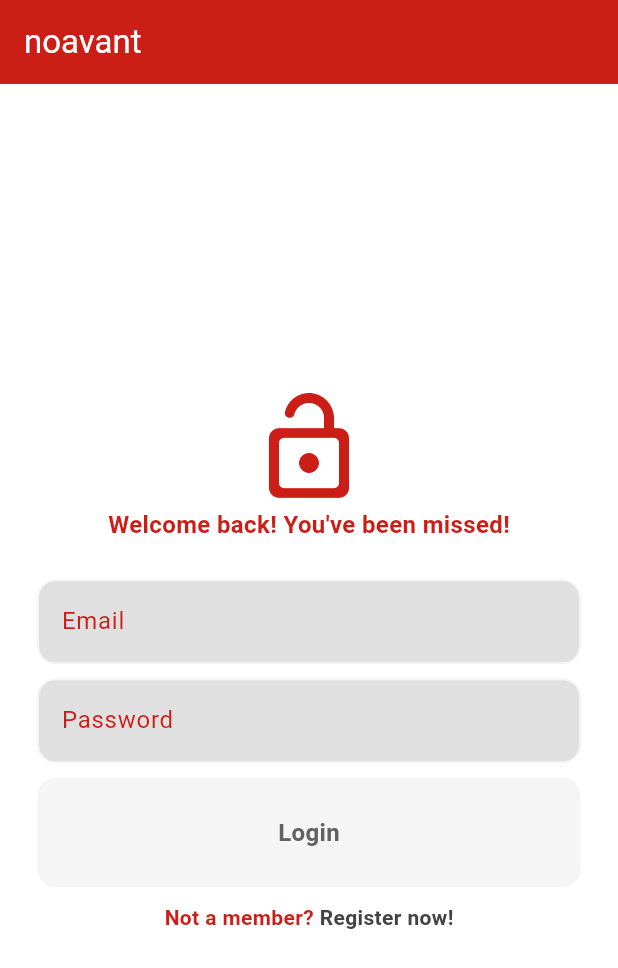
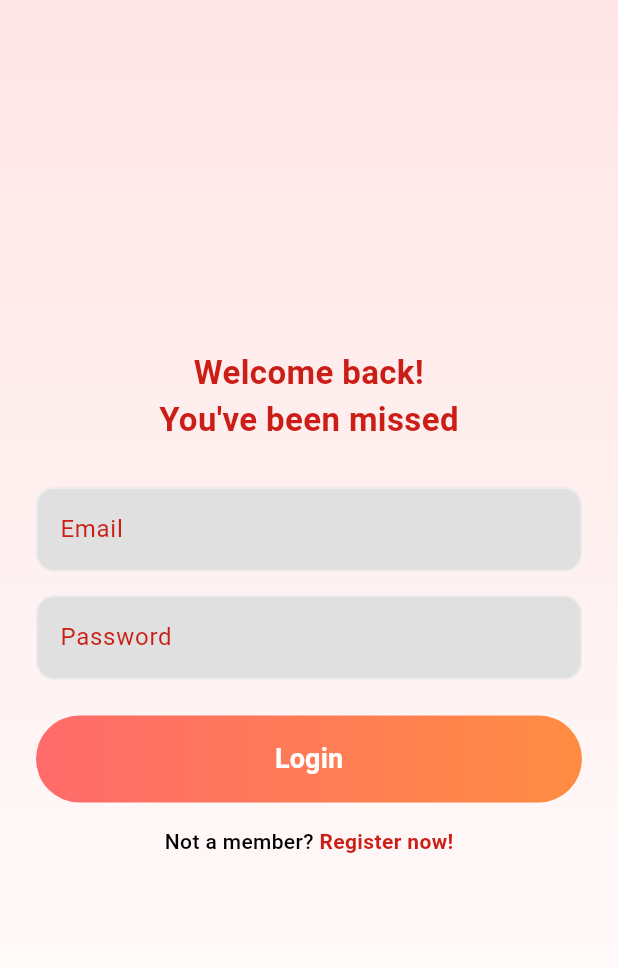
Before and after one commit to Zeeshan-ali4/The-Playground, a Flutter app: the screen it shows after launch, on a phone screen of 412 x 824 dp. Shown: the top 968 px of the screen. Run offline on Flutter 3.47's test engine with Material 3 defaults, Android fonts, the phone set to English and light mode, and no system bars; our stand-ins replace cloud_firestore, firebase_auth, firebase_core, flutter_bloc; accounts and stored records are empty; Roboto replaces fonts that are missing (SF Pro Display).

Commit message:
changed up UI for login page

```diff
--- a/noavant/lib/app.dart
+++ b/noavant/lib/app.dart
@@ -75,12 +75,14 @@ class MyApp extends StatelessWidget {
               return const HomePage();
             }
 
-            // loading or any other state
-            return const Scaffold(
-              body: Center(
-                child: CircularProgressIndicator(),
-              ),
-            );
+            // loading
+            else {
+              return const Scaffold(
+                body: Center(
+                  child: CircularProgressIndicator(),
+                ),
+              );
+            }
           },
           // listener for errors
           listener: (context, state) {
--- a/noavant/lib/features/auth/presentation/pages/loginPage.dart
+++ b/noavant/lib/features/auth/presentation/pages/loginPage.dart
@@ -1,22 +1,6 @@
-/*
-
-Login Page
-
-On this page, an existing user can enter their email and password to log in.
-
---------------------------------------------------------------------------------
-
-Once the user successfully logs in, they will be redirected to home page
-
-If user doesnt have an account yet, they can click on the register button
-and go to register page to create a new account.
-
-
-*/
-
+import 'package:flutter/cupertino.dart';
 import 'package:flutter/material.dart';
 import 'package:flutter_bloc/flutter_bloc.dart';
-import 'package:noavant/features/auth/presentation/components/my_button.dart';
 import 'package:noavant/features/auth/presentation/components/my_text_field.dart';
 import 'package:noavant/features/auth/presentation/cubits/auth_cubit.dart';
 
@@ -29,31 +13,23 @@ class LoginPage extends StatefulWidget {
 }
 
 class _LoginPageState extends State<LoginPage> {
-
   // Text editing controllers
   final emailController = TextEditingController();
   final pwController = TextEditingController();
 
-  // login button pressed
+  // Login button action
   void login() {
-
-    // prepare email & pw
     final String email = emailController.text;
     final String pw = pwController.text;
 
-    // auth cubit
     final authCubit = context.read<AuthCubit>();
 
-    // ensure that the email & pw are not empty
     if (email.isNotEmpty && pw.isNotEmpty) {
       authCubit.login(email, pw);
-    }
-
-    // display error
-    else {
+    } else {
       ScaffoldMessenger.of(context).showSnackBar(
         SnackBar(
-          content: Text("Please enter your email and password"),
+          content: const Text("Please enter your email and password"),
           backgroundColor: Colors.red[400],
         ),
       );
@@ -61,187 +37,170 @@ class _LoginPageState extends State<LoginPage> {
   }
 
   @override
-  void dispose () {
+  void dispose() {
     emailController.dispose();
     pwController.dispose();
     super.dispose();
   }
 
-  // Build UI
   @override
   Widget build(BuildContext context) {
-    // Scaffold
     return Scaffold(
-      // Appbar
-      appBar: AppBar(
-        title: Text("noavant"),
+      body: Stack(
+        children: [
+          // Gradient background
+          Container(
+            decoration: BoxDecoration(
+              gradient: LinearGradient(
+                begin: Alignment.topCenter,
+                end: Alignment.bottomCenter,
+                colors: [
+                  Color(0xFFFFE5E5), // Light red/pink tone for fashion appeal
+                  Color(0xFFFFFFFF), // White to give a clean fade
+                ],
               ),
-
-      // Body
-      body: SafeArea(
-        child: Center(
-          child: Padding(
-            padding: const EdgeInsets.symmetric(horizontal: 25.0),
-            child: Column(
-
-              mainAxisAlignment: MainAxisAlignment.center,
-
-              children: [
-
-                // Logo for the app
-                Icon(Icons.lock_open_rounded, size:80,
-                  color:  Theme.of(context).colorScheme.primary,
-                ),
-
-                // Welcome back message
-                Text(
-                  "Welcome back! You've been missed!",
-                  style: TextStyle(
-                    fontSize: 16,
-                    fontWeight: FontWeight.bold,
-                    color: Theme.of(context).colorScheme.primary,
             ),
           ),
 
-                const SizedBox(height: 25),
+          SafeArea(
+            child: Center(
+              child: Padding(
+                padding: const EdgeInsets.all(24.0),
+                child: Column(
+                  mainAxisAlignment: MainAxisAlignment.center,
+                  crossAxisAlignment: CrossAxisAlignment.center,
+                  children: [
+                    // // App logo/icon with frosted effect
+                    // Container(
+                    //   decoration: BoxDecoration(
+                    //     color: Colors.white.withOpacity(0.7),
+                    //     borderRadius: BorderRadius.circular(20),
+                    //     boxShadow: [
+                    //       BoxShadow(
+                    //         color: Colors.black.withOpacity(0.1),
+                    //         blurRadius: 10,
+                    //         offset: Offset(0, 4),
+                    //       ),
+                    //     ],
+                    //   ),
+                    //   child: Padding(
+                    //     padding: const EdgeInsets.all(16.0),
+                    //     child: Icon(
+                    //       CupertinoIcons.lock_shield_fill,
+                    //       size: 80,
+                    //       color: Theme.of(context).colorScheme.primary,
+                    //     ),
+                    //   ),
+                    // ),
+                    // const SizedBox(height: 20),
 
-                // email textfield
+                    // Welcome message
+                    Text(
+                      "Welcome back!",
+                      style: TextStyle(
+                        fontSize: 22,
+                        fontWeight: FontWeight.bold,
+                        fontFamily: "SF Pro Display",
+                        color: Theme.of(context).colorScheme.primary,
+                      ),
+                      textAlign: TextAlign.center,
+                    ),
 
+
+                    Text(
+                      "You've been missed",
+                      style: TextStyle(
+                        fontSize: 22,
+                        fontWeight: FontWeight.bold,
+                        fontFamily: "SF Pro Display",
+                        color: Theme.of(context).colorScheme.primary,
+                      ),
+                      textAlign: TextAlign.center,
+                    ),
+                    const SizedBox(height: 30),
+
+                    // Email text field
                     MyTextField(
                       controller: emailController,
                       hintText: 'Email',
                       obscureText: false,
                     ),
+                    const SizedBox(height: 16),
 
-                const SizedBox(height: 10),
-
-                // password textfield
-
+                    // Password text field
                     MyTextField(
                       controller: pwController,
                       hintText: 'Password',
                       obscureText: true,
                     ),
+                    const SizedBox(height: 24),
 
-                const SizedBox(height: 10),
-
-                // login button
-                MyButton(
-                  onTap: login,
-                  text: 'Login',
+                    // Login button with gradient
+                    Container(
+                      width: double.infinity,
+                      decoration: BoxDecoration(
+                        gradient: LinearGradient(
+                          colors: [
+                            Color(0xFFFF6B6B), // Vibrant red
+                            Color(0xFFFF8C42), // Warm orange
+                          ],
+                          begin: Alignment.centerLeft,
+                          end: Alignment.centerRight,
                         ),
-
-                const SizedBox(height: 10),
-
-                // register button
-                Row(
-                  mainAxisAlignment: MainAxisAlignment.center,
-                  children: [
-                    Text(
-                      "Not a member?",
-                      style:
-                      TextStyle(
-                        color: Theme.of(context).colorScheme.primary,
-                        fontWeight: FontWeight.bold,
+                        borderRadius: BorderRadius.circular(30),
+                      ),
+                      child: ElevatedButton(
+                        onPressed: login,
+                        style: ElevatedButton.styleFrom(
+                          padding: const EdgeInsets.symmetric(
+                            vertical: 16,
+                          ),
+                          backgroundColor: Colors.transparent,
+                          shadowColor: Colors.transparent,
+                        ),
+                        child: const Text(
+                          'Login',
+                          style: TextStyle(
+                            fontSize: 18,
+                            fontWeight: FontWeight.w600,
                           ),
                         ),
+                      ),
+                    ),
+                    const SizedBox(height: 16),
 
+                    // Register link
                     GestureDetector(
                       onTap: widget.togglePages,
-                      child: Text(
-                        " Register now!",
-                        style:
-                        TextStyle(
-                          color: Theme.of(context).colorScheme.inversePrimary,
+                      child: Text.rich(
+                        TextSpan(
+                          text: "Not a member? ",
+                          style: TextStyle(
+                            fontSize: 14,
+                            fontWeight: FontWeight.w500,
+                            color: Theme.of(context).colorScheme.onBackground,
+                          ),
+                          children: [
+                            TextSpan(
+                              text: "Register now!",
+                              style: TextStyle(
+                                fontSize: 14,
                                 fontWeight: FontWeight.bold,
+                                color: Theme.of(context).colorScheme.primary,
+                              ),
+                            ),
+                          ],
+                        ),
+                      ),
+                    ),
+                    const SizedBox(height: 20),
+                  ],
+                ),
               ),
             ),
           ),
         ],
       ),
-              ],
-            ),
-          ),
-        ),
-      ),
     );
   }
 }
-
-// import 'package:flutter/material.dart';
-// // import 'package:flutter_bloc/flutter_bloc.dart';
-// // import 'package:noavant/features/auth/presentation/cubits/auth_cubit.dart';
-// // import 'package:noavant/features/auth/presentation/components/my_button.dart';
-// // import 'package:noavant/features/auth/presentation/components/my_text_field.dart';
-
-// void main() {
-//   runApp(MyApp());
-// }
-
-// class MyApp extends StatelessWidget {
-//   @override
-//   Widget build(BuildContext context) {
-//     return MaterialApp(
-//       title: 'noavant',
-//       theme: ThemeData(
-//         primarySwatch: Colors.red,
-//       ),
-//       home: LoginPage(),
-//     );
-//   }
-// }
-
-
-// class LoginPage extends StatelessWidget {
-//   final TextEditingController _usernameController = TextEditingController();
-//   final TextEditingController _passwordController = TextEditingController();
-
-//   @override
-//   Widget build(BuildContext context) {
-//     return Scaffold(
-//       appBar: AppBar(
-//         title: Text('noavant'),
-//       ),
-//       body: Padding(
-//         padding: const EdgeInsets.all(16.0),
-//         child: Column(
-//           mainAxisAlignment: MainAxisAlignment.center,
-//           children: <Widget>[
-//             Text(
-//               'noavant',
-//               style: TextStyle(
-//                 color: Colors.red,
-//                 fontSize: 24,
-//                 fontWeight: FontWeight.bold,
-//               ),
-//             ),
-//             SizedBox(height: 20),
-//             TextField(
-//               controller: _usernameController,
-//               decoration: InputDecoration(
-//                 labelText: 'Username',
-//               ),
-//             ),
-//             TextField(
-//               controller: _passwordController,
-//               decoration: InputDecoration(
-//                 labelText: 'Password',
-//               ),
-//               obscureText: true,
-//             ),
-//             SizedBox(height: 20),
-//             ElevatedButton(
-//               onPressed: () {
-//                 // Handle login logic here
-//                 String username = _usernameController.text;
-//                 String password = _passwordController.text;
-//                 print('Username: $username, Password: $password');
-//               },
-//               child: Text('Login'),
-//             ),
-//           ],
-//         ),
-//       ),
-//     );
-//   }
-// }
--- a/noavant/lib/themes/light_mode.dart
+++ b/noavant/lib/themes/light_mode.dart
@@ -1,51 +1,107 @@
+import 'package:flutter/cupertino.dart';
 import 'package:flutter/material.dart';
 
+// Define primary brand colors
 const Color brandColor = Color(0xFFCA1E16);
+const Color gradientStartColor = Color(0xFFFF6B6B); // Light gradient start
+const Color gradientEndColor = Color(0xFFFF8C42); // Light gradient end
+const Color frostedGlassColor = Color(0xB3FFFFFF); // Semi-transparent white
 
 ThemeData lightMode = ThemeData(
+  // Define color scheme
   colorScheme: ColorScheme.light(
-    primary: brandColor, // Brand color for primary elements
+    primary: brandColor, // Main brand color for primary elements
     onPrimary: Colors.white, // Text/icons on primary-colored elements
     secondary: Colors.grey.shade300, // Accent or complementary color
     onSecondary: Colors.black, // Text/icons on secondary-colored elements
-    surface: Colors.white, // Cards and surfaces
-    onSurface: Colors.black, // Text/icons on surface
-    background: Colors.white, // General background color
+    surface: Colors.white, // For surfaces like cards
+    onSurface: Colors.black, // Text/icons on surfaces
+    background: Colors.grey.shade100, // General app background
     onBackground: Colors.black, // Text/icons on background
-    error: Colors.red.shade700, // Error state color
-    onError: Colors.white, // Text/icons on error background
-    tertiary: Colors.grey.shade100, // Neutral tertiary color
-    inversePrimary: Colors.grey.shade800, // For dark text/icons in contrast
+    error: Colors.red.shade700, // Error messages and indicators
+    onError: Colors.white, // Text/icons on error elements
+    inversePrimary: gradientEndColor, // Gradient-related styling
+    tertiary: Colors.grey.shade200, // Neutral background
   ),
-  scaffoldBackgroundColor: Colors.white, // Predominantly white background
+
+  // Background customization
+  scaffoldBackgroundColor: Colors.grey.shade100, // Light gray for iOS feel
+
+  // AppBar styling
   appBarTheme: AppBarTheme(
     backgroundColor: brandColor, // Brand-colored app bar
     foregroundColor: Colors.white, // White text/icons on app bar
-    elevation: 0,
+    elevation: 0, // Flat, modern look
   ),
+
+  // Input field styling
+  inputDecorationTheme: InputDecorationTheme(
+    filled: true,
+    fillColor: Colors.white.withOpacity(0.8), // Frosted glass effect
+    border: OutlineInputBorder(
+      borderRadius: BorderRadius.circular(12), // Rounded corners for input
+      borderSide: BorderSide(color: Colors.grey.shade400),
+    ),
+    focusedBorder: OutlineInputBorder(
+      borderRadius: BorderRadius.circular(12),
+      borderSide: BorderSide(color: brandColor), // Focus border in brand color
+    ),
+    hintStyle: TextStyle(
+      color: Colors.grey.shade600, // Subtle hint text
+      fontSize: 14,
+    ),
+  ),
+
+  // Buttons
+  elevatedButtonTheme: ElevatedButtonThemeData(
+    style: ElevatedButton.styleFrom(
+      shape: RoundedRectangleBorder(
+        borderRadius: BorderRadius.circular(30), // Rounded button shape
+      ),
+      padding: const EdgeInsets.symmetric(vertical: 16, horizontal: 32),
+      backgroundColor: brandColor, // Brand gradient can be applied here
+      foregroundColor: Colors.white, // White text/icons on button
+      elevation: 3, // Subtle shadow
+    ),
+  ),
+
+  // Typography
   textTheme: TextTheme(
     displayLarge: TextStyle(fontSize: 32, fontWeight: FontWeight.bold, color: Colors.black),
-    displayMedium: TextStyle(fontSize: 24, fontWeight: FontWeight.bold, color: Colors.black),
+    displayMedium: TextStyle(fontSize: 24, fontWeight: FontWeight.w600, color: brandColor),
     bodyLarge: TextStyle(fontSize: 16, color: Colors.black),
     bodyMedium: TextStyle(fontSize: 14, color: Colors.grey.shade700),
     bodySmall: TextStyle(fontSize: 12, color: Colors.grey.shade600),
+    headlineSmall: TextStyle(fontSize: 18, fontWeight: FontWeight.bold, color: Colors.black),
   ),
-  elevatedButtonTheme: ElevatedButtonThemeData(
-    style: ElevatedButton.styleFrom(
-      backgroundColor: brandColor, // Brand color for elevated buttons
-      foregroundColor: Colors.white, // White text/icons on buttons
+
+  // Cupertino integration for iOS
+  cupertinoOverrideTheme: NoDefaultCupertinoThemeData(
+    primaryColor: brandColor,
+    primaryContrastingColor: Colors.white,
+    barBackgroundColor: Colors.white,
+    textTheme: CupertinoTextThemeData(
+      primaryColor: brandColor,
+      textStyle: TextStyle(
+        fontSize: 16,
+        fontWeight: FontWeight.w500,
+      ),
     ),
   ),
-  inputDecorationTheme: InputDecorationTheme(
-    filled: true,
-    fillColor: Colors.grey.shade100, // Light input fields
-    border: OutlineInputBorder(
-      borderRadius: BorderRadius.circular(8),
-      borderSide: BorderSide(color: Colors.grey.shade400),
-    ),
-    focusedBorder: OutlineInputBorder(
-      borderRadius: BorderRadius.circular(8),
-      borderSide: BorderSide(color: brandColor), // Brand color focus
+
+  // Elevated Card Styling for Frosted Glass Effect
+  cardTheme: CardTheme(
+    color: frostedGlassColor,
+    elevation: 5,
+    shape: RoundedRectangleBorder(
+      borderRadius: BorderRadius.circular(16),
     ),
   ),
+
+  // Shadow and elevation for iOS feel
+  shadowColor: Colors.black.withOpacity(0.1),
+
+  // Additional decoration for gradients
+  splashColor: gradientStartColor.withOpacity(0.2),
+  highlightColor: gradientEndColor.withOpacity(0.2),
 );
```
Lines whose indentation alone changed are shown as unchanged.
